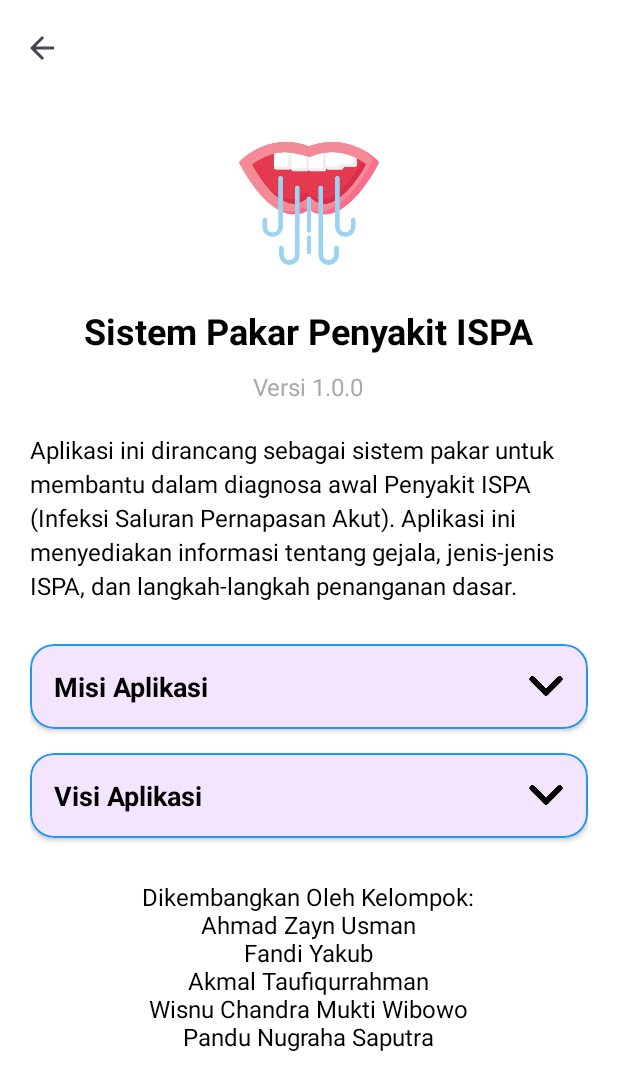
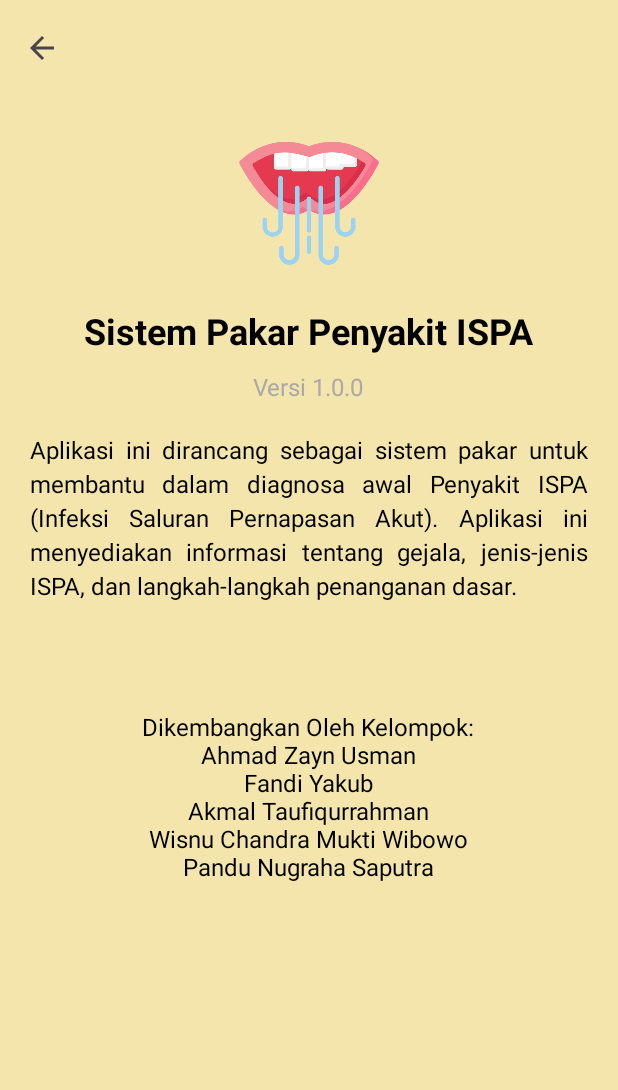
Before and after one commit to Zaynorang/SistemPakarISPA, an Android app: the AboutActivity screen opened directly, with no data from a screen before it, on a phone screen of 412 x 824 dp. Shown: the top 1090 px of the screen. Run offline under Robolectric (Android 15) with nearby library versions, the phone set to English and light mode, and no system bars.

Commit message:
Background About, Color Text Main, Background Button

```diff
--- a/app/src/main/res/layout/activity_about.xml
+++ b/app/src/main/res/layout/activity_about.xml
@@ -4,7 +4,7 @@
     xmlns:tools="http://schemas.android.com/tools"
     android:layout_width="match_parent"
     android:layout_height="match_parent"
-    android:background="@android:color/white"
+    android:background="#F3E5AB"
     android:fitsSystemWindows="true"
     tools:context=".AboutActivity">
 
@@ -67,6 +67,7 @@
                     android:layout_height="wrap_content"
                     android:text="Aplikasi ini dirancang sebagai sistem pakar untuk membantu dalam diagnosa awal Penyakit ISPA (Infeksi Saluran Pernapasan Akut). Aplikasi ini menyediakan informasi tentang gejala, jenis-jenis ISPA, dan langkah-langkah penanganan dasar."
                     android:textColor="@android:color/black"
+                    android:justificationMode="inter_word"
                     android:textSize="16sp"
                     android:lineSpacingExtra="4dp"
                     android:layout_marginBottom="20dp"/>
@@ -80,48 +81,7 @@
                     app:cardCornerRadius="16dp"
                     app:cardElevation="2dp"
                     app:strokeColor="@color/primary"
-                    app:strokeWidth="1dp">
-
-                    <LinearLayout
-                        android:layout_width="match_parent"
-                        android:layout_height="wrap_content"
-                        android:orientation="vertical"
-                        android:padding="16dp">
-
-                        <LinearLayout
-                            android:layout_width="match_parent"
-                            android:layout_height="wrap_content"
-                            android:orientation="horizontal"
-                            android:gravity="center_vertical">
-
-                            <TextView
-                                android:layout_width="0dp"
-                                android:layout_height="wrap_content"
-                                android:layout_weight="1"
-                                android:text="Misi Aplikasi"
-                                android:textColor="@android:color/black"
-                                android:textSize="18sp"
-                                android:textStyle="bold" />
-
-                            <ImageView
-                                android:id="@+id/ivMisiArrow"
-                                android:layout_width="24dp"
-                                android:layout_height="24dp"
-                                android:src="@drawable/ic_arrow_down" /> <!-- Pastikan ikon ini ada atau gunakan panah default -->
-                        </LinearLayout>
-
-                        <TextView
-                            android:id="@+id/tvMisiDetail"
-                            android:layout_width="match_parent"
-                            android:layout_height="wrap_content"
-                            android:layout_marginTop="8dp"
-                            android:text="Misi kami adalah memberikan akses mudah dan cepat ke informasi terpercaya mengenai ISPA, serta mendukung diagnosa dini untuk penanganan yang lebih efektif dan pencegahan komplikasi serius. Kami berkomitmen untuk meningkatkan kesadaran masyarakat tentang kesehatan pernapasan."
-                            android:textColor="@android:color/black"
-                            android:textSize="14sp"
-                            android:visibility="gone" />
-
-                    </LinearLayout>
-                </com.google.android.material.card.MaterialCardView>
+                    app:strokeWidth="1dp"/>
 
                 <!-- Bagian Pencetan/Expandable - Visi Aplikasi -->
                 <com.google.android.material.card.MaterialCardView
@@ -132,48 +92,7 @@
                     app:cardCornerRadius="16dp"
                     app:cardElevation="2dp"
                     app:strokeColor="@color/primary"
-                    app:strokeWidth="1dp">
-
-                    <LinearLayout
-                        android:layout_width="match_parent"
-                        android:layout_height="wrap_content"
-                        android:orientation="vertical"
-                        android:padding="16dp">
-
-                        <LinearLayout
-                            android:layout_width="match_parent"
-                            android:layout_height="wrap_content"
-                            android:orientation="horizontal"
-                            android:gravity="center_vertical">
-
-                            <TextView
-                                android:layout_width="0dp"
-                                android:layout_height="wrap_content"
-                                android:layout_weight="1"
-                                android:text="Visi Aplikasi"
-                                android:textColor="@android:color/black"
-                                android:textSize="18sp"
-                                android:textStyle="bold" />
-
-                            <ImageView
-                                android:id="@+id/ivVisiArrow"
-                                android:layout_width="24dp"
-                                android:layout_height="24dp"
-                                android:src="@drawable/ic_arrow_down" /> <!-- Pastikan ikon ini ada atau gunakan panah default -->
-                        </LinearLayout>
-
-                        <TextView
-                            android:id="@+id/tvVisiDetail"
-                            android:layout_width="match_parent"
-                            android:layout_height="wrap_content"
-                            android:layout_marginTop="8dp"
-                            android:text="Menjadi aplikasi sistem pakar terkemuka dalam bidang ISPA, yang dikenal karena akurasi, kemudahan penggunaan, dan kontribusinya terhadap peningkatan kesehatan masyarakat secara umum."
-                            android:textColor="@android:color/black"
-                            android:textSize="14sp"
-                            android:visibility="gone" />
-
-                    </LinearLayout>
-                </com.google.android.material.card.MaterialCardView>
+                    app:strokeWidth="1dp"/>
 
                 <!-- Bagian Dikembangkan Oleh -->
                 <TextView
--- a/app/src/main/res/layout/activity_hasil_diagnosa.xml
+++ b/app/src/main/res/layout/activity_hasil_diagnosa.xml
@@ -135,7 +135,7 @@
                     android:layout_marginTop="30dp"
                     android:layout_marginEnd="40dp"
                     android:layout_marginBottom="20dp"
-                    android:backgroundTint="@color/primary"
+                    android:backgroundTint="#054b0c"
                     android:text="Diagnosa Ulang"
                     android:textAllCaps="false"
                     android:textColor="@color/white"
@@ -151,7 +151,7 @@
                     android:layout_marginStart="40dp"
                     android:layout_marginEnd="40dp"
                     android:layout_marginBottom="20dp"
-                    android:backgroundTint="@color/primary"
+                    android:backgroundTint="#054b0c"
                     android:text="Lihat Daftar Penyakit"
                     android:textAllCaps="false"
                     android:textColor="@color/white"
--- a/app/src/main/res/layout/activity_main.xml
+++ b/app/src/main/res/layout/activity_main.xml
@@ -110,7 +110,7 @@
                             android:layout_marginTop="10dp"
                             android:layout_toEndOf="@id/ivGejala"
                             android:text="Jenis ISPA"
-                            android:textColor="@android:color/holo_blue_light"
+                            android:textColor="#000"
                             android:textSize="25sp"
                             android:textStyle="bold" />
 
@@ -149,7 +149,7 @@
                             android:layout_marginTop="10dp"
                             android:layout_toEndOf="@id/ivDiagnosa"
                             android:text="Diagnosa Gejala"
-                            android:textColor="@android:color/holo_blue_light"
+                            android:textColor="#000"
                             android:textSize="25sp"
                             android:textStyle="bold" />
 
@@ -188,7 +188,7 @@
                             android:layout_marginTop="10dp"
                             android:layout_toEndOf="@id/ivTentang"
                             android:text="Tentang Aplikasi"
-                            android:textColor="@android:color/holo_blue_light"
+                            android:textColor="#000"
                             android:textSize="25sp"
                             android:textStyle="bold" />
 
```
